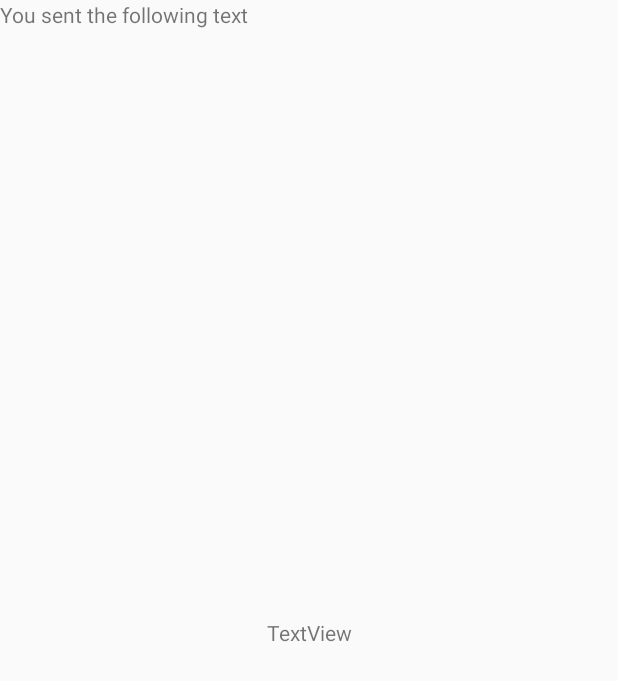
After one commit to abuhmead1987/AndroidTrainingBZU, an Android app: the layout activity_receive_text.xml on its own in the app's theme, with its tools: preview values and no code run, on a phone screen of 412 x 824 dp. The commit adds this screen. Shown: the top 681 px of the screen. Run offline under Robolectric (Android 15) with nearby library versions, the phone set to English and light mode, and no system bars.

Commit message:
Send and Receive Implicit Intents

```diff
--- a/app/src/main/java/com/examples/android/androidtrainingbzu/ImplicitActivity.java
+++ b/app/src/main/java/com/examples/android/androidtrainingbzu/ImplicitActivity.java
@@ -29,6 +29,7 @@ public class ImplicitActivity extends AppCompatActivity {
         edt_email=findViewById(R.id.edt_email);
         edt_mobile=findViewById(R.id.edt_phone);
         edt_url=findViewById(R.id.edt_url);
+        edt_email.requestFocus();
 
     }
 
@@ -50,6 +51,7 @@ public class ImplicitActivity extends AppCompatActivity {
                     intent = new Intent(Intent.ACTION_VIEW);
                     // Provide data as a URI
                     intent.setData(Uri.parse(edt_url.getText().toString()));
+                    intent.addCategory(Intent.CATEGORY_BROWSABLE);
                     //Start the activity
                     if (intent.resolveActivity(getPackageManager()) != null) {
                         startActivity(intent);
--- /dev/null
+++ b/app/src/main/res/layout/activity_receive_text.xml
@@ -0,0 +1,22 @@
+<?xml version="1.0" encoding="utf-8"?>
+<LinearLayout xmlns:android="http://schemas.android.com/apk/res/android"
+    xmlns:app="http://schemas.android.com/apk/res-auto"
+    xmlns:tools="http://schemas.android.com/tools"
+    android:layout_width="match_parent"
+    android:layout_height="match_parent"
+    tools:context=".ReceiveTextActivity"
+    android:orientation="vertical">
+
+    <TextView
+        android:layout_width="match_parent"
+        android:layout_height="wrap_content"
+        android:text="You sent the following text" />
+
+    <TextView
+        android:id="@+id/txt_sharedText"
+        android:layout_width="match_parent"
+        android:layout_height="match_parent"
+        android:text="TextView"
+        android:gravity="center"
+        />
+</LinearLayout>
```
Also changed, not shown: app/src/main/AndroidManifest.xml (+18 -3 lines), app/src/main/java/com/examples/android/androidtrainingbzu/ReceiveTextActivity.java (added, +31 -0 lines), app/src/main/res/layout/activity_implicit.xml (+10 -9 lines).
